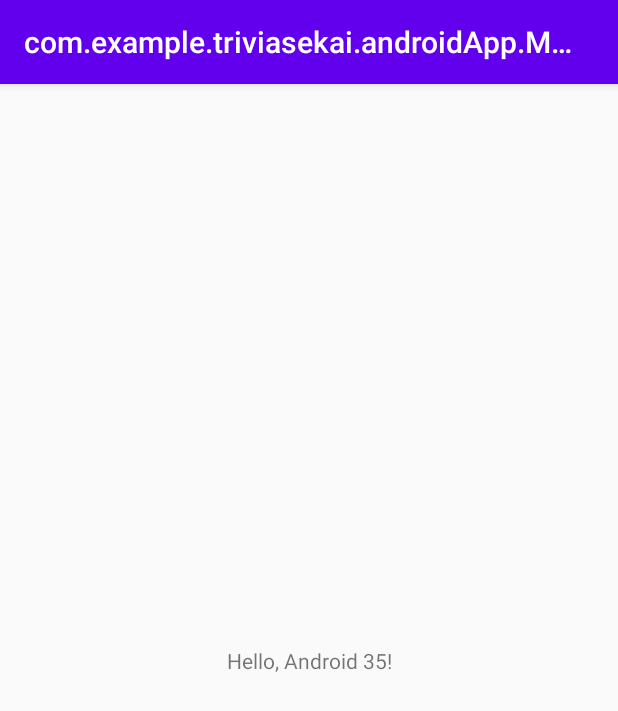
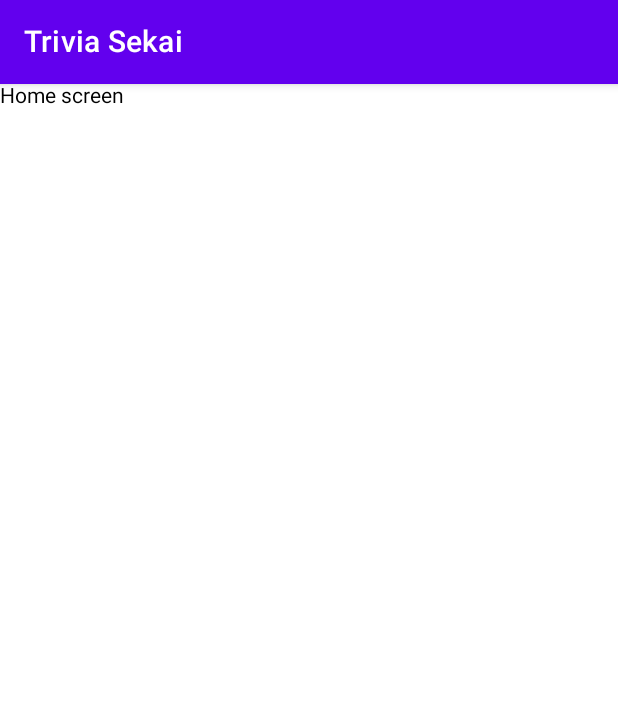
Before and after one commit to zachsao/triviaSekai, an Android app built with Jetpack Compose: the screen it shows after launch (MainActivity), on a phone screen of 412 x 824 dp. Shown: the top 711 px of the screen. Run offline under Robolectric (Android 15) with nearby library versions, the phone set to English and light mode, and no system bars.

Commit message:
android: set home screen

```diff
--- a/androidApp/src/main/AndroidManifest.xml
+++ b/androidApp/src/main/AndroidManifest.xml
@@ -4,7 +4,7 @@
             android:allowBackup="false"
             android:supportsRtl="true"
             android:theme="@style/AppTheme">
-        <activity android:name=".MainActivity">
+        <activity android:name=".MainActivity" android:theme="@style/AppTheme.NoActionBar">
             <intent-filter>
                 <action android:name="android.intent.action.MAIN"/>
                 <category android:name="android.intent.category.LAUNCHER"/>
--- a/androidApp/src/main/java/com/example/triviasekai/androidApp/MainActivity.kt
+++ b/androidApp/src/main/java/com/example/triviasekai/androidApp/MainActivity.kt
@@ -1,20 +1,35 @@
 package com.example.triviasekai.androidApp
 
+import android.os.Bundle
+import androidx.activity.compose.setContent
 import androidx.appcompat.app.AppCompatActivity
-import android.os.Bundle
-import com.example.triviasekai.shared.Greeting
-import android.widget.TextView
+import androidx.compose.material.Scaffold
+import androidx.compose.material.Surface
+import androidx.compose.material.Text
+import androidx.compose.material.TopAppBar
+import androidx.compose.runtime.Composable
 
-fun greet(): String {
-    return Greeting().greeting()
+class MainActivity : AppCompatActivity() {
+
+    override fun onCreate(savedInstanceState: Bundle?) {
+        super.onCreate(savedInstanceState)
+        setContent {
+            Surface {
+                HomeScreen(getString(R.string.app_name))
+            }
+        }
+    }
 }
 
-class MainActivity : AppCompatActivity() {
-    override fun onCreate(savedInstanceState: Bundle?) {
-        super.onCreate(savedInstanceState)
-        setContentView(R.layout.activity_main)
-
-        val tv: TextView = findViewById(R.id.text_view)
-        tv.text = greet()
+@Composable
+fun HomeScreen(title: String) {
+    Scaffold(
+        topBar = {
+            TopAppBar(title = {
+                Text(text = title)
+            })
+        }
+    ) {
+        Text(text = "Home screen")
     }
 }
--- a/androidApp/src/main/res/values/colors.xml
+++ b/androidApp/src/main/res/values/colors.xml
@@ -1,6 +1,10 @@
 <?xml version="1.0" encoding="utf-8"?>
 <resources>
-    <color name="colorPrimary">#6200EE</color>
-    <color name="colorPrimaryDark">#3700B3</color>
-    <color name="colorAccent">#03DAC5</color>
+    <color name="colorPrimaryLight">#FFBB86FC</color>
+    <color name="colorPrimary">#FF6200EE</color>
+    <color name="colorPrimaryDark">#FF3700B3</color>
+    <color name="colorSecondary">#FF03DAC5</color>
+    <color name="colorSecondaryDark">#FF018786</color>
+    <color name="black">#FF000000</color>
+    <color name="white">#FFFFFFFF</color>
 </resources>
--- /dev/null
+++ b/androidApp/src/main/res/values/strings.xml
@@ -0,0 +1,4 @@
+<?xml version="1.0" encoding="utf-8"?>
+<resources>
+    <string name="app_name">Trivia Sekai</string>
+</resources>
--- a/androidApp/src/main/res/values/styles.xml
+++ b/androidApp/src/main/res/values/styles.xml
@@ -1,10 +1,26 @@
-<resources>
+<resources xmlns:tools="http://schemas.android.com/tools">
     <!-- Base application theme. -->
-    <style name="AppTheme" parent="Theme.AppCompat.Light.DarkActionBar">
+    <style name="AppTheme" parent="Theme.MaterialComponents.DayNight.DarkActionBar">
+        <!-- Primary brand color. -->
+        <item name="colorPrimary">@color/colorPrimary</item>
+        <item name="colorPrimaryVariant">@color/colorPrimaryDark</item>
+        <item name="colorOnPrimary">@color/white</item>
+        <!-- Secondary brand color. -->
+        <item name="colorSecondary">@color/colorSecondary</item>
+        <item name="colorSecondaryVariant">@color/colorSecondaryDark</item>
+        <item name="colorOnSecondary">@color/black</item>
+        <!-- Status bar color. -->
+        <item name="android:statusBarColor" tools:targetApi="l">?attr/colorPrimaryVariant</item>
         <!-- Customize your theme here. -->
-        <item name="colorPrimary">@color/colorPrimary</item>
-        <item name="colorPrimaryDark">@color/colorPrimaryDark</item>
-        <item name="colorAccent">@color/colorAccent</item>
     </style>
 
+    <style name="AppTheme.NoActionBar">
+        <item name="windowActionBar">false</item>
+        <item name="windowNoTitle">true</item>
+    </style>
+
+    <style name="Theme.JetpackComposeCodeLab.AppBarOverlay" parent="ThemeOverlay.AppCompat.Dark.ActionBar" />
+
+    <style name="Theme.JetpackComposeCodeLab.PopupOverlay" parent="ThemeOverlay.AppCompat.Light" />
+
 </resources>
```
